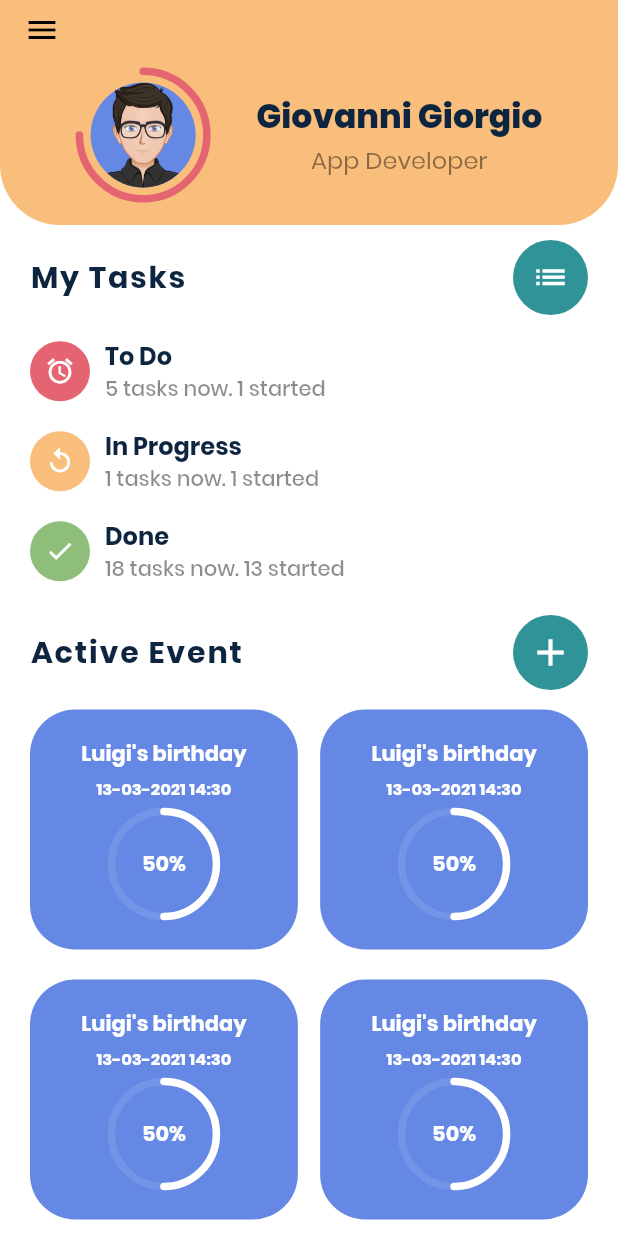
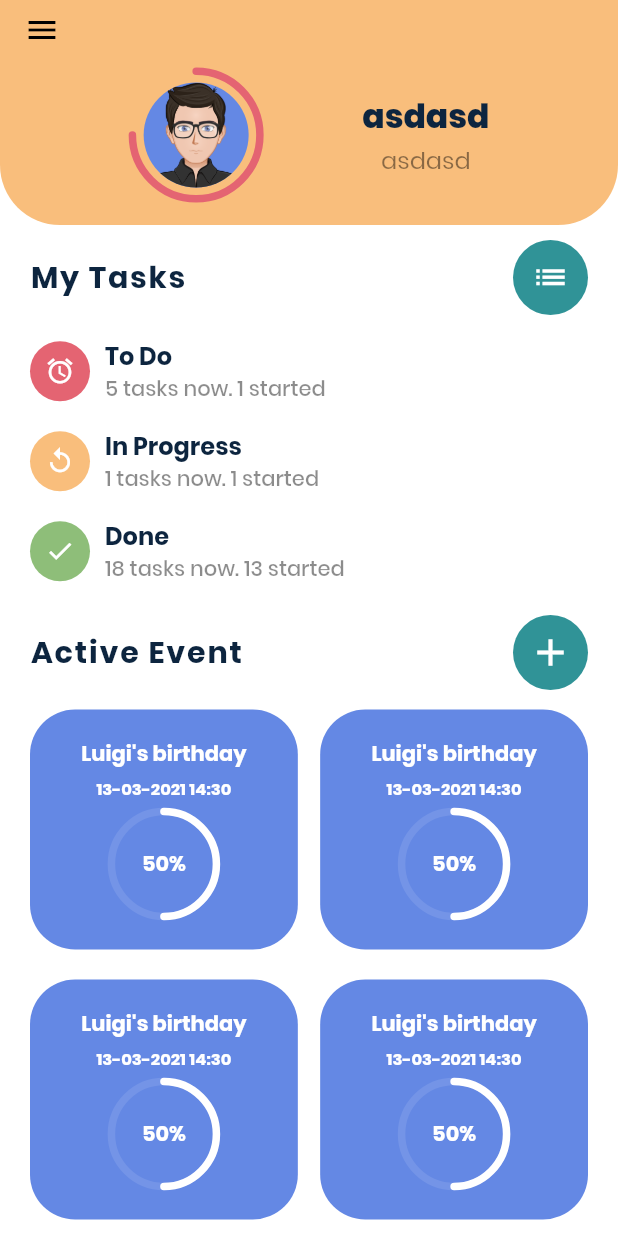
Before and after one commit to loridigia/mind-your-tasks, a Flutter app: the HomePage screen opened directly, in the side drawer, after a tap on "Home Page", on a phone screen of 412 x 824 dp. Run offline on Flutter 3.47's test engine with Material 2 defaults, Android fonts, the phone set to English and light mode, and no system bars; drawn by our look-alikes of percent_indicator; our stand-ins replace datetime_picker_formfield, google_fonts, rflutter_alert, shared_preferences; missing offline and left inert: cupertino_tabbar; accounts and stored records are empty; generated files the repository leaves out were written again.

```diff
--- /dev/null
+++ b/lib/models/Event.dart
@@ -0,0 +1,30 @@
+import 'package:json_annotation/json_annotation.dart';
+import 'package:uuid/uuid.dart';
+
+import 'Task.dart';
+import 'User.dart';
+
+part 'Event.g.dart';
+
+@JsonSerializable(explicitToJson: true)
+class Event {
+  String UUID;
+  String name;
+  DateTime date;
+  List<Task> tasks;
+  List<User> users;
+  DateTime creationTime;
+
+  Event(this.name, this.date, this.users) {
+    this.UUID = Uuid().v4();
+    this.creationTime = DateTime.now();
+  }
+
+  addTask(Task task) {
+    this.tasks.add(task);
+  }
+
+  factory Event.fromJson(Map<String, dynamic> data) => _$EventFromJson(data);
+
+  Map<String, dynamic> toJson() => _$EventToJson(this);
+}
--- /dev/null
+++ b/lib/models/Task.dart
@@ -0,0 +1,54 @@
+import 'package:json_annotation/json_annotation.dart';
+import 'package:uuid/uuid.dart';
+
+import 'User.dart';
+part 'Task.g.dart';
+
+enum Status {
+  COMPLEATED,
+  ACTIVE,
+  PENDING
+}
+
+@JsonSerializable(explicitToJson: true)
+class Task {
+  String UUID;
+  String name;
+  DateTime date;
+  Status status = Status.PENDING;
+  User user;
+  String description;
+  DateTime creationTime;
+
+  Task(this.name, this.date, this.user, this.description) {
+    this.UUID = Uuid().v4();
+    this.description = description;
+    this.creationTime = DateTime.now();
+  }
+
+  factory Task.fromJson(Map<String, dynamic> data) => _$TaskFromJson(data);
+
+  Map<String, dynamic> toJson() => _$TaskToJson(this);
+
+  /*
+  Task.fromJson(Map<String, dynamic> json)
+    : UUID = json['UUID'],
+      name = json['name'],
+      date = json['date'],
+      user = json['user'],
+      status = json['status'],
+      description = json['description'],
+      creationTime = json['creationTime'];
+
+  Map<String, dynamic> toJson() => {
+    'UUID' : UUID,
+    'name' : name,
+    'date' : date.millisecondsSinceEpoch,
+    'user' : user,
+    'status' : status.toString(),
+    'description' : description,
+    'creationTime' : creationTime.millisecondsSinceEpoch
+  };
+
+   */
+}
--- /dev/null
+++ b/lib/models/User.dart
@@ -0,0 +1,18 @@
+
+import 'package:json_annotation/json_annotation.dart';
+
+part 'User.g.dart';
+
+@JsonSerializable()
+//@JsonSerializable(explicitToJson: true)
+class User {
+  final String username;
+  final String email;
+
+  User(this.username, this.email);
+
+  factory User.fromJson(Map<String, dynamic> data) => _$UserFromJson(data);
+
+  Map<String, dynamic> toJson() => _$UserToJson(this);
+
+}
--- a/lib/screens/home_page.dart
+++ b/lib/screens/home_page.dart
@@ -1,49 +1,70 @@
+import 'dart:convert';
+
 import 'package:flutter/material.dart';
+import 'package:mind_your_tasks/models/Task.dart';
+import 'package:mind_your_tasks/models/User.dart';
 import 'package:mind_your_tasks/screens/calendar_page.dart';
 import 'package:mind_your_tasks/screens/event/event_home_page.dart';
 import 'package:mind_your_tasks/screens/project_creation.dart';
 import 'package:mind_your_tasks/theme/colors/light_colors.dart';
+import 'package:shared_preferences/shared_preferences.dart';
 import '../widgets/main_drawer.dart';
 import 'package:percent_indicator/percent_indicator.dart';
 import 'package:mind_your_tasks/widgets/task_column.dart';
 import 'package:mind_your_tasks/widgets/active_project_card.dart';
 import 'package:mind_your_tasks/widgets/top_container.dart';
 
-class HomePage extends StatelessWidget {
+class HomePage extends StatefulWidget {
+  @override
+  _HomePageState createState() => _HomePageState();
+}
 
-  Text subheading(String title) {
-    return Text(
-      title,
-      style: TextStyle(
-          color: LightColors.kDarkBlue,
-          fontSize: 20.0,
-          fontWeight: FontWeight.w700,
-          letterSpacing: 1.2),
-    );
+class _HomePageState extends State<HomePage> {
+
+  User user;
+
+  @override
+  void initState() {
+    super.initState();
   }
 
-  static CircleAvatar addIcon() {
-    return CircleAvatar(
-      radius: 25.0,
-      backgroundColor: LightColors.kGreen,
-      child: Icon(
-        Icons.add,
-        size: 30.0,
-        color: Colors.white,
-      ),
-    );
+  Future<User> getUser(String username) async {
+    SharedPreferences prefs = await SharedPreferences.getInstance();
+    User user = User("lollo", "ciao@gmail.com");
+    bool read = await prefs.setString("lollo", json.encode(user));
+    String data = prefs.getString("lollo");
+    debugPrint(data);
+    Map<String, dynamic> userMap = jsonDecode(data);
+    User user2 = User.fromJson(userMap);
+    return user2;
   }
 
-  static ActiveProjectsCard generateProjectCard(color, donePercent, title, subtitle) {
-    return ActiveProjectsCard(
-      cardColor: color,
-      loadingPercent: donePercent,
-      title: title,
-      subtitle: subtitle);
+  Future<Task> getTask(String name, DateTime date, User user, String description) async {
+    SharedPreferences prefs = await SharedPreferences.getInstance();
+    Task task = Task(name, date, user, description);
+    bool read = await prefs.setString("task", json.encode(task));
+    String data = prefs.getString("task");
+    debugPrint(data);
+    Map<String, dynamic> taskMap = jsonDecode(data);
+    Task task2 = Task.fromJson(taskMap);
+    return task2;
+  }
+
+  Future<String> getData(String username) async {
+    this.user = await getUser(username);
+    Task task = await getTask("prova task", DateTime.now(), user, "asd");
+    return "ready";
   }
 
   @override
-  Widget build(BuildContext context) {
+  Widget build(BuildContext context) => FutureBuilder(
+    initialData: false,
+    future: getData("lollo"),
+    builder: (context, snapshot) => snapshot.hasData ? _buildWidget(context, snapshot.data) : const SizedBox(),
+  );
+
+  Widget _buildWidget(BuildContext context, dynamic data) {
+    T cast<T>(x) => x is T ? x : null;
 
     double width = MediaQuery.of(context).size.width;
     return Scaffold(
@@ -94,7 +115,7 @@ class HomePage extends StatelessWidget {
                             children: <Widget>[
                               Container(
                                 child: Text(
-                                  'Giovanni Giorgio',
+                                  "asdasd",
                                   textAlign: TextAlign.start,
                                   style: TextStyle(
                                     fontSize: 22.0,
@@ -105,7 +126,7 @@ class HomePage extends StatelessWidget {
                               ),
                               Container(
                                 child: Text(
-                                  'App Developer',
+                                  "asdasd",
                                   textAlign: TextAlign.start,
                                   style: TextStyle(
                                     fontSize: 16.0,
@@ -269,4 +290,35 @@ class HomePage extends StatelessWidget {
       ),
     );
   }
+
+  Text subheading(String title) {
+    return Text(
+      title,
+      style: TextStyle(
+          color: LightColors.kDarkBlue,
+          fontSize: 20.0,
+          fontWeight: FontWeight.w700,
+          letterSpacing: 1.2),
+    );
+  }
+
+  static CircleAvatar addIcon() {
+    return CircleAvatar(
+      radius: 25.0,
+      backgroundColor: LightColors.kGreen,
+      child: Icon(
+        Icons.add,
+        size: 30.0,
+        color: Colors.white,
+      ),
+    );
+  }
+
+  static ActiveProjectsCard generateProjectCard(color, donePercent, title, subtitle) {
+    return ActiveProjectsCard(
+        cardColor: color,
+        loadingPercent: donePercent,
+        title: title,
+        subtitle: subtitle);
+  }
 }
--- a/lib/screens/loginPage.dart
+++ b/lib/screens/loginPage.dart
@@ -155,7 +155,7 @@ class _LoginPageState extends State<LoginPage> {
     return RichText(
       textAlign: TextAlign.center,
       text: TextSpan(
-          text: 'FACCENDAPP',
+          text: 'MIND YOUR TASKS',
           style: TextStyle(
             fontSize: 27,
             fontWeight: FontWeight.w900,
--- a/lib/screens/task/add_task.dart
+++ b/lib/screens/task/add_task.dart
@@ -18,8 +18,6 @@ class _AddTaskPageState extends State<AddTaskPage> {
   static TextEditingController controllerTaskName = new TextEditingController();
   static TextEditingController controllerPeople = new TextEditingController();
   static TextEditingController controllerDescription = new TextEditingController();
-
-
 
   @override
   Widget build(BuildContext context) {
--- a/lib/screens/welcomePage.dart
+++ b/lib/screens/welcomePage.dart
@@ -95,7 +95,7 @@ class _WelcomePageState extends State<WelcomePage> {
     return RichText(
       textAlign: TextAlign.center,
       text: TextSpan(
-          text: 'FaccendAPP',
+          text: 'MIND YOUR TASKS',
           style: GoogleFonts.portLligatSans(
             textStyle: Theme.of(context).textTheme.display1,
             fontSize: 30,
```
Also changed, not shown: pubspec.yaml (+6 -1 lines), lib/models/Event.g.dart (added), lib/models/Task.g.dart (added), lib/models/User.g.dart (added), 3 other files.
